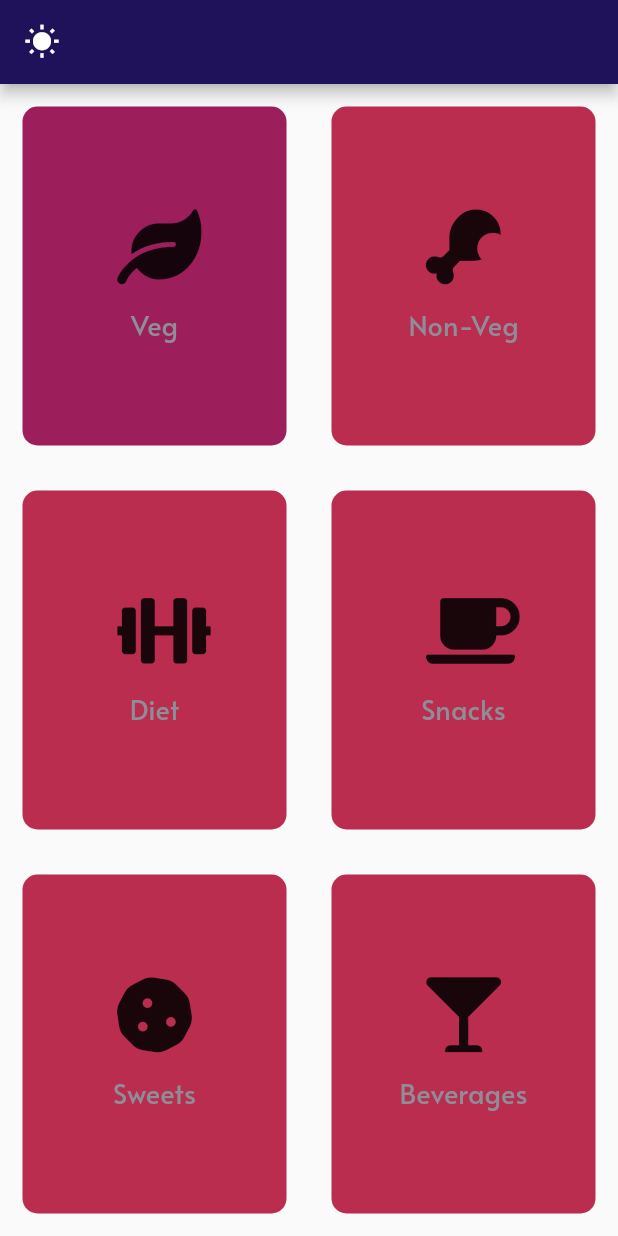
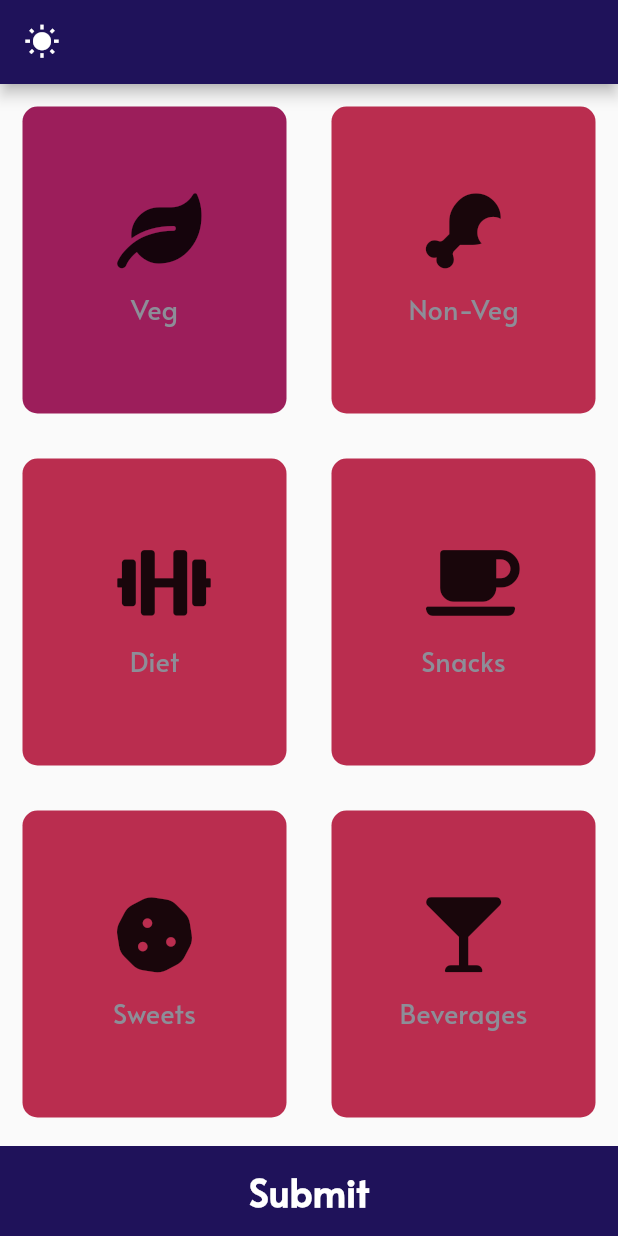
Before and after one commit to szepetry/foodenie, a Flutter app: the FirstPage screen opened directly, after a tap on "Veg", on a phone screen of 412 x 824 dp. Run offline on Flutter 3.47's test engine with Material 2 defaults, Android fonts, the phone set to English and light mode, and no system bars; our stand-ins replace cloud_firestore, firebase_auth, firebase_core, flutter_spinkit, font_awesome_flutter, geolocator and 1 more; accounts and stored records are empty; statements that could not run were skipped.

Commit message:
selection of items for personalization.

```diff
--- a/lib/pages/firstpage.dart
+++ b/lib/pages/firstpage.dart
@@ -4,8 +4,25 @@ import 'package:foodenie/utilities/reusableCard.dart';
 import 'package:foodenie/utilities/selectedCard.dart';
 import 'package:font_awesome_flutter/font_awesome_flutter.dart';
 
-//enum for all the customization options.
-enum Options { veg, nonVeg, diet, snacks, sweets,beverages}
+
+
+List<String> itemNames = [
+  'veg',
+  'nonVeg',
+  'diet',
+  'snacks',
+  'sweets',
+  'beverages'
+];
+
+Map<String, Color> colorOfItem = {
+  'veg': normalColor,
+  'nonVeg': normalColor,
+  'diet': normalColor,
+  'snacks': normalColor,
+  'sweets': normalColor,
+  'beverages': normalColor,
+};
 
 class FirstPage extends StatefulWidget {
   final weatherLocation;
@@ -68,26 +85,19 @@ class _FirstPageState extends State<FirstPage> {
               ],
             ));
   }
+  void colorActivityOfCard(String item) {
+    if (item == 'veg' || item == 'nonVeg') {
+      item == 'veg'
+          ? colorOfItem['veg'] = activeColor
+          : colorOfItem['veg'] = normalColor;
 
-  var nonVegColour = inactiveColor;
-  var vegColour = inactiveColor;
-  var otherColour = inactiveColor;
-  var dietColour = inactiveColor;
-  int weight = 60;
-  int age = 19;
-
-//for selecting either one option(either veg or non-veg)
-  void colorDec(Options typeOfMeal) {
-    typeOfMeal == Options.veg
-        ? vegColour = colourOfCard
-        : vegColour = inactiveColor;
-    typeOfMeal == Options.nonVeg
-        ? nonVegColour = colourOfCard
-        : nonVegColour = inactiveColor;
-    if (typeOfMeal == Options.diet) {
-      dietColour == colourOfCard
-          ? dietColour = inactiveColor
-          : dietColour = colourOfCard;
+      item == 'nonVeg'
+          ? colorOfItem['nonVeg'] = activeColor
+          : colorOfItem['nonVeg'] = normalColor;
+    } else {
+      colorOfItem[item] == activeColor
+          ? colorOfItem[item] = normalColor
+          : colorOfItem[item] = activeColor;
     }
   }
 
@@ -111,12 +121,12 @@ class _FirstPageState extends State<FirstPage> {
                   child: ReusableCard(
                     onPress: () {
                       setState(() {
-                        colorDec(Options.veg);
+                        colorActivityOfCard('veg');
                       });
                     },
-                    colour: Color(vegColour),
-                    cardChild: GenderCard(
-                      gender: 'Veg',
+                    colour: colorOfItem['veg'],
+                    cardChild: ItemCard(
+                      item: 'Veg',
                       label: FontAwesomeIcons.leaf,
                     ),
                   ),
@@ -125,12 +135,12 @@ class _FirstPageState extends State<FirstPage> {
                   child: ReusableCard(
                     onPress: () {
                       setState(() {
-                        colorDec(Options.nonVeg);
+                        colorActivityOfCard('nonVeg');
                       });
                     },
-                    colour: Color(nonVegColour),
-                    cardChild: GenderCard(
-                      gender: 'Non-Veg',
+                    colour: colorOfItem['nonVeg'],
+                    cardChild: ItemCard(
+                      item: 'Non-Veg',
                       label: FontAwesomeIcons.drumstickBite,
                     ),
                   ),
@@ -145,12 +155,12 @@ class _FirstPageState extends State<FirstPage> {
                   child: ReusableCard(
                     onPress: () {
                       setState(() {
-                        colorDec(Options.diet);
+                         colorActivityOfCard('diet');
                       });
                     },
-                    colour: Color(dietColour),
-                    cardChild: GenderCard(
-                      gender: 'Diet',
+                    colour: colorOfItem['diet'],
+                    cardChild: ItemCard(
+                      item: 'Diet',
                       label: FontAwesomeIcons.dumbbell,
                     ),
                   ),
@@ -159,12 +169,12 @@ class _FirstPageState extends State<FirstPage> {
                   child: ReusableCard(
                     onPress: () {
                       setState(() {
-                        colorDec(Options.snacks);
+                        colorActivityOfCard('snacks');
                       });
                     },
-                    colour: Color(otherColour),
-                    cardChild: GenderCard(
-                      gender: 'Snacks',
+                    colour: colorOfItem['snacks'],
+                    cardChild: ItemCard(
+                      item: 'Snacks',
                       label: FontAwesomeIcons.coffee,
                     ),
                   ),
@@ -172,19 +182,19 @@ class _FirstPageState extends State<FirstPage> {
               ],
             ),
           ),
-           Expanded(
+          Expanded(
             child: Row(
               children: <Widget>[
                 Expanded(
                   child: ReusableCard(
                     onPress: () {
                       setState(() {
-                        colorDec(Options.sweets);
+                        colorActivityOfCard('sweets');
                       });
                     },
-                    colour: Color(otherColour),
-                    cardChild: GenderCard(
-                      gender: 'Sweets',
+                    colour: colorOfItem['sweets'],
+                    cardChild: ItemCard(
+                      item: 'Sweets',
                       label: FontAwesomeIcons.cookie,
                     ),
                   ),
@@ -193,12 +203,12 @@ class _FirstPageState extends State<FirstPage> {
                   child: ReusableCard(
                     onPress: () {
                       setState(() {
-                        colorDec(Options.beverages);
+                        colorActivityOfCard('beverages');
                       });
                     },
-                    colour: Color(otherColour),
-                    cardChild: GenderCard(
-                      gender: 'Beverages',
+                    colour: colorOfItem['beverages'],
+                    cardChild: ItemCard(
+                      item: 'Beverages',
                       label: FontAwesomeIcons.glassMartini,
                     ),
                   ),
@@ -206,12 +216,28 @@ class _FirstPageState extends State<FirstPage> {
               ],
             ),
           ),
+          BottomButton(
+            title: 'Submit',
+            ontap: () {
+              setState(() {
+                List<String> selectedName = [];
+                for (int i = 0; i < colorOfItem.length; i++) {
+                  if (colorOfItem[itemNames[i]] == activeColor) {
+                    selectedName.add(itemNames[i]);
+                  }
+                }
+              // print(colorOfItem.containsValue(activeColor));
+                print(selectedName);
+              });
+            },
+          ),
         ],
       ),
     );
   }
 }
 
+//for the weather info
 class WeatherDetailsText extends StatelessWidget {
   final heading;
   final item;
@@ -227,3 +253,32 @@ class WeatherDetailsText extends StatelessWidget {
     );
   }
 }
+
+//a customized button for submitting the selected items.
+class BottomButton extends StatelessWidget {
+  final Function ontap;
+  final String title;
+  BottomButton({@required this.ontap, @required this.title});
+
+  @override
+  Widget build(BuildContext context) {
+    return GestureDetector(
+      onTap: ontap,
+      child: Container(
+        child: Row(
+          mainAxisAlignment: MainAxisAlignment.center,
+          children: <Widget>[
+            Text(
+              title,
+              style: kLargeButtonTextStyle,
+            )
+          ],
+        ),
+        color: Color(0XFF1F125A),
+        margin: EdgeInsets.only(top: 4),
+        width: double.infinity,
+        height: containerHeight,
+      ),
+    );
+  }
+}
--- a/lib/utilities/constants.dart
+++ b/lib/utilities/constants.dart
@@ -4,8 +4,11 @@ import 'package:flutter/material.dart';
 const kdialogueStyle = TextStyle(
   fontSize: 20.0,
 );
-const colourOfCard = 0xFF9C1E5B;
-const inactiveColor = 0xFFBA2D4F;
+
+
+const Color activeColor = Color(0xFF9C1E5B); //color when pressed on card
+const Color normalColor = Color(0xFFBA2D4F); //color when not pressed on card
+
 const kdialogueConditionText = TextStyle(
   fontSize: 20.0,
   color: Colors.orange,
@@ -16,3 +19,11 @@ const labelTextStyle = TextStyle(
             fontSize: 18.0,
             color: Color(0xFF8D8E98),
           );
+
+const kLargeButtonTextStyle = TextStyle(
+  fontSize: 25.0,
+  fontWeight: FontWeight.bold,
+  color: Colors.white,
+
+);
+const containerHeight = 60.0;
--- a/lib/utilities/selectedCard.dart
+++ b/lib/utilities/selectedCard.dart
@@ -1,9 +1,9 @@
 import 'package:flutter/material.dart';
 import 'constants.dart';
-class GenderCard extends StatelessWidget {
- final String gender;
+class ItemCard extends StatelessWidget {
+ final String item;
  final IconData label;
- GenderCard({@required this.gender,@required this.label});
+ ItemCard({@required this.item,@required this.label});
   @override
   Widget build(BuildContext context) {
     return Column(
@@ -17,7 +17,7 @@ class GenderCard extends StatelessWidget {
           height: 15.0,
         ),
         Text(
-          gender,
+          item,
           style: labelTextStyle,
         ),
       ],
```
